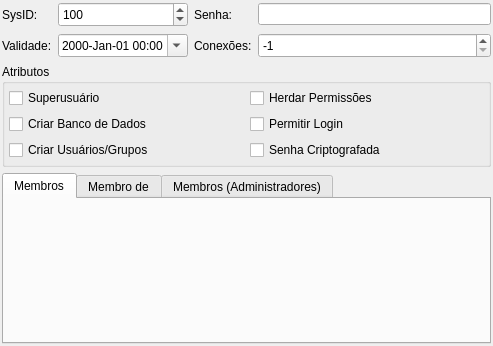
First picture: the form in pgmodeler_ui/ui/papelwidget.ui, repository erdincay/pgmodeler-old, before the edit.
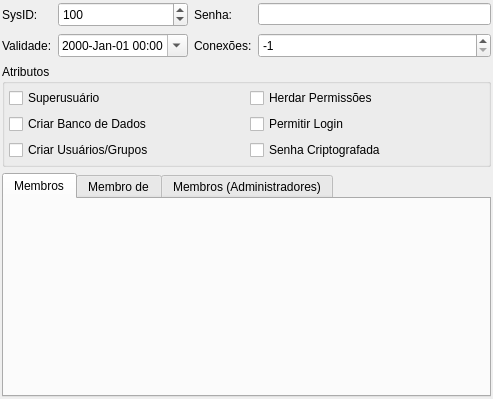
Second picture: the form after the edit.

Patch:
```diff
--- a/pgmodeler_ui/ui/papelwidget.ui
+++ b/pgmodeler_ui/ui/papelwidget.ui
@@ -7,12 +7,12 @@
     <x>0</x>
     <y>0</y>
     <width>493</width>
-    <height>346</height>
+    <height>399</height>
    </rect>
   </property>
   <property name="minimumSize">
    <size>
-    <width>0</width>
+    <width>400</width>
     <height>0</height>
    </size>
   </property>
```
